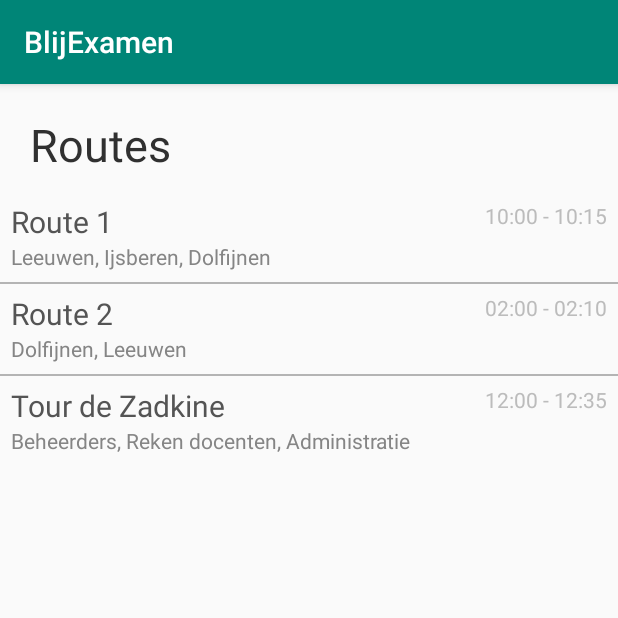
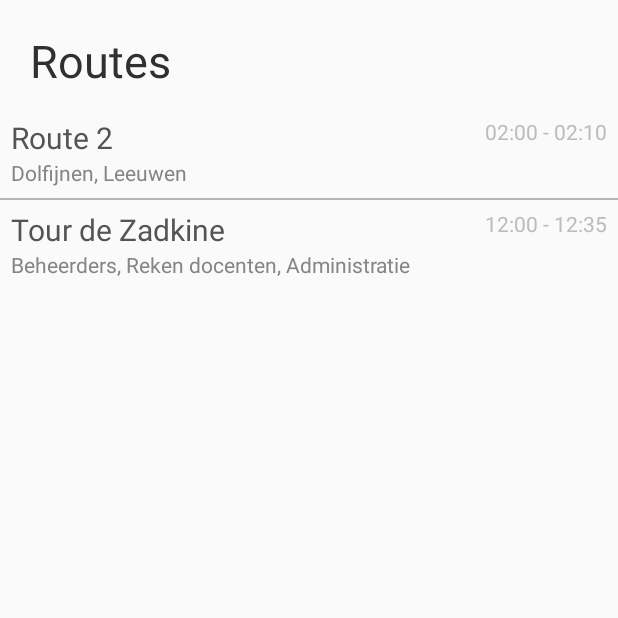
Before and after one commit to Neol3108/BlijExamen, an Android app: the screen it shows after launch (RouteList), after a tap on "IK BEN BINNEN", on a phone screen of 412 x 824 dp, the top half of it. Run offline under Robolectric (Android 15) with nearby library versions, the light colour scheme and no system bars; libraries missing offline, so code that uses them is left out: com.google.maps.model.

Commit message:
Removed useless imports. Cleaned up files. Made route functionality, not implemented tho.

```diff
--- a/app/build.gradle
+++ b/app/build.gradle
@@ -27,5 +27,9 @@ dependencies {
     androidTestImplementation 'com.android.support.test.espresso:espresso-core:3.0.2'
     implementation 'com.android.support:recyclerview-v7:28.0.0'
     implementation 'com.google.android.gms:play-services-maps:16.0.0'
+    implementation 'com.google.maps:google-maps-services:0.9.1'
     implementation 'com.google.android.gms:play-services-location:16.0.0'
+    implementation 'com.google.maps.android:android-maps-utils:0.5'
+    implementation 'com.android.support:support-media-compat:28.0.0'
+    implementation 'com.android.support:support-v4:28.0.0'
 }
--- a/app/src/main/java/in/hageste/noel/blijexamen/MainActivity.java
+++ b/app/src/main/java/in/hageste/noel/blijexamen/MainActivity.java
@@ -1,5 +1,6 @@
 package in.hageste.noel.blijexamen;
 
+import android.Manifest;
 import android.content.Intent;
 import android.content.pm.PackageManager;
 import android.support.annotation.NonNull;
@@ -20,8 +21,8 @@ public class MainActivity extends AppCompatActivity {
     }
 
     public void onEnter(View v) {
-        if(ContextCompat.checkSelfPermission( this, android.Manifest.permission.ACCESS_FINE_LOCATION ) != PackageManager.PERMISSION_GRANTED && ContextCompat.checkSelfPermission( this, android.Manifest.permission.ACCESS_COARSE_LOCATION) != PackageManager.PERMISSION_GRANTED) {
-            ActivityCompat.requestPermissions( this, new String[] {  android.Manifest.permission.ACCESS_COARSE_LOCATION  }, 99);
+        if(ContextCompat.checkSelfPermission( this, android.Manifest.permission.ACCESS_FINE_LOCATION ) != PackageManager.PERMISSION_GRANTED || ContextCompat.checkSelfPermission( this, android.Manifest.permission.ACCESS_COARSE_LOCATION) != PackageManager.PERMISSION_GRANTED) {
+            ActivityCompat.requestPermissions( this, new String[] { Manifest.permission.ACCESS_FINE_LOCATION, android.Manifest.permission.ACCESS_COARSE_LOCATION  }, 99);
         } else {
             startActivity(new Intent(this, RouteList.class));
         }
--- a/app/src/main/java/in/hageste/noel/blijexamen/RouteList.java
+++ b/app/src/main/java/in/hageste/noel/blijexamen/RouteList.java
@@ -4,12 +4,9 @@ import android.content.Intent;
 import android.support.v4.content.ContextCompat;
 import android.support.v7.app.AppCompatActivity;
 import android.os.Bundle;
-import android.support.v7.widget.DividerItemDecoration;
 import android.support.v7.widget.LinearLayoutManager;
 import android.support.v7.widget.RecyclerView;
 import android.view.View;
-import android.widget.TextView;
-import android.widget.Toast;
 
 import java.util.ArrayList;
 
@@ -38,7 +35,7 @@ public class RouteList extends AppCompatActivity {
         routeListView.addItemDecoration(dividerItemDecoration);
 
         // Set routeList adapter
-        ArrayList<Route> routes = Route.all(false);
+        ArrayList<Route> routes = Route.all(true);
         routeListAdapter = new RouteListAdapter(this, routes, new RouteListAdapter.OnItemClickListener() {
             @Override
             public void onItemClick(Route route) {
--- a/app/src/main/java/in/hageste/noel/blijexamen/adapters/RouteListAdapter.java
+++ b/app/src/main/java/in/hageste/noel/blijexamen/adapters/RouteListAdapter.java
@@ -9,7 +9,6 @@ import android.view.ViewGroup;
 import android.widget.TextView;
 
 import java.text.SimpleDateFormat;
-import java.util.Calendar;
 import java.util.List;
 import java.util.Locale;
 
@@ -62,14 +61,14 @@ public class RouteListAdapter extends RecyclerView.Adapter<RouteListAdapter.Cust
         protected TextView animalList;
         protected TextView time;
 
-        public CustomViewHolder(View view) {
+        CustomViewHolder(View view) {
             super(view);
             name = view.findViewById(R.id.name);
             animalList = view.findViewById(R.id.animalList);
             time = view.findViewById(R.id.time);
         }
 
-        public void bind(final Route item, final OnItemClickListener listener) {
+        void bind(final Route item, final OnItemClickListener listener) {
             itemView.setOnClickListener(new View.OnClickListener() {
                 @Override public void onClick(View v) {
                     listener.onItemClick(item);
--- a/app/src/main/java/in/hageste/noel/blijexamen/models/Animal.java
+++ b/app/src/main/java/in/hageste/noel/blijexamen/models/Animal.java
@@ -4,7 +4,7 @@ import android.database.Cursor;
 import android.database.sqlite.SQLiteDatabase;
 import android.util.SparseArray;
 
-import com.google.android.gms.maps.model.LatLng;
+import com.google.maps.model.LatLng;
 
 import java.util.ArrayList;
 
@@ -19,7 +19,7 @@ public class Animal {
     private double locLat;
     private double locLong;
 
-    public Animal(int id, String name, double locLat, double locLong) {
+    private Animal(int id, String name, double locLat, double locLong) {
         this.id = id;
         this.name = name;
         this.locLat = locLat;
@@ -36,7 +36,7 @@ public class Animal {
         return name;
     }
 
-    public static Animal findById(int id) {
+    static Animal findById(int id) {
         if(cache.get(id) != null) {
             return cache.get(id);
         } else {
--- a/app/src/main/java/in/hageste/noel/blijexamen/models/Feeding.java
+++ b/app/src/main/java/in/hageste/noel/blijexamen/models/Feeding.java
@@ -2,9 +2,9 @@ package in.hageste.noel.blijexamen.models;
 
 import android.database.Cursor;
 import android.database.sqlite.SQLiteDatabase;
-import android.util.Log;
 
-import java.lang.reflect.Array;
+import com.google.android.gms.maps.model.Marker;
+
 import java.util.ArrayList;
 import java.util.Calendar;
 
@@ -17,11 +17,12 @@ public class Feeding {
     private int duration;
     private Animal animal;
 
-    public Feeding(int id, int duration, int time, Animal animal) {
+    private Marker marker;
+
+    private Feeding(int id, int duration, int time, Animal animal) {
         this.id = id;
         this.animal = animal;
 
-//        Log.i("DURATION", String.valueOf(duration));
         this.duration = duration;
 
         this.time = Calendar.getInstance();
@@ -49,7 +50,15 @@ public class Feeding {
         return endTime;
     }
 
-    protected static ArrayList<Feeding> route(int id) {
+    public void setMarker(Marker marker) {
+        this.marker = marker;
+    }
+
+    public Marker getMarker() {
+        return marker;
+    }
+
+    static ArrayList<Feeding> route(int id) {
         ArrayList<Feeding> result = new ArrayList<>();
         SQLiteDatabase db = DBHelper.getInstance().getReadableDatabase();
         Cursor feedings = db.rawQuery("SELECT feedingtimes.id, animal_id, time, duration FROM route_feedingtimes JOIN feedingtimes ON feedingtimes.id = route_feedingtimes.feedingtime_id WHERE route_id = ? ORDER BY time", new String[]{String.valueOf(id)});
--- a/app/src/main/java/in/hageste/noel/blijexamen/models/Route.java
+++ b/app/src/main/java/in/hageste/noel/blijexamen/models/Route.java
@@ -10,7 +10,6 @@ import com.google.android.gms.maps.model.LatLng;
 
 import java.util.ArrayList;
 import java.util.Calendar;
-import java.util.List;
 
 import in.hageste.noel.blijexamen.DBHelper;
 
@@ -24,7 +23,7 @@ public class Route {
     private float zoomMin;
     private float zoomMax;
 
-    public Route(int id, String name, double la, double lo, float zoomMin, float zoomMax) {
+    private Route(int id, String name, double la, double lo, float zoomMin, float zoomMax) {
         this.id = id;
         this.name = name;
         this.feedings = Feeding.route(id);
@@ -47,7 +46,7 @@ public class Route {
         StringBuilder sb = new StringBuilder();
 
         for (Feeding feeding : feedings) {
-            sb.append(feeding.getAnimal().getName() + (feedings.indexOf(feeding) == feedings.size()-1 ? "" : ", "));
+            sb.append(feeding.getAnimal().getName()).append(feedings.indexOf(feeding) == feedings.size()-1 ? "" : ", ");
         }
 
         return sb.toString();
@@ -78,6 +77,10 @@ public class Route {
     }
 
     public void setMapSettings(GoogleMap map) {
+        this.setMapSettings(map, true);
+    }
+
+    private void setMapSettings(GoogleMap map, boolean zoomLimit) {
         double la = (locLat != 0 ? locLat : 51.926159);
         double lo = (locLong != 0 ? locLong : 4.446775);
         float zoomMin = (this.zoomMin != 0 ? this.zoomMin : 14.6f);
@@ -85,8 +88,10 @@ public class Route {
 
         float zoom = zoomMin + ((zoomMax - zoomMin) / 2);
 
-        map.setMinZoomPreference(zoomMin);
-        map.setMaxZoomPreference(zoomMax);
+        if(zoomLimit) {
+            map.setMinZoomPreference(zoomMin);
+            map.setMaxZoomPreference(zoomMax);
+        }
         map.moveCamera(CameraUpdateFactory.newLatLngZoom(new LatLng(la, lo), zoom));
     }
 
--- a/app/src/main/res/values/styles.xml
+++ b/app/src/main/res/values/styles.xml
@@ -1,7 +1,7 @@
 <resources>
 
     <!-- Base application theme. -->
-    <style name="AppTheme" parent="Theme.AppCompat.Light.DarkActionBar">
+    <style name="AppTheme" parent="Theme.AppCompat.Light.NoActionBar">
         <!-- Customize your theme here. -->
         <item name="colorPrimary">@color/colorPrimary</item>
         <item name="colorPrimaryDark">@color/colorPrimaryDark</item>
```
Also changed, not shown: app/src/main/java/in/hageste/noel/blijexamen/RouteView.java (+76 -5 lines), app/src/main/java/in/hageste/noel/blijexamen/adapters/FeedingsListAdapter.java (+28 -2 lines), 1 other file.
